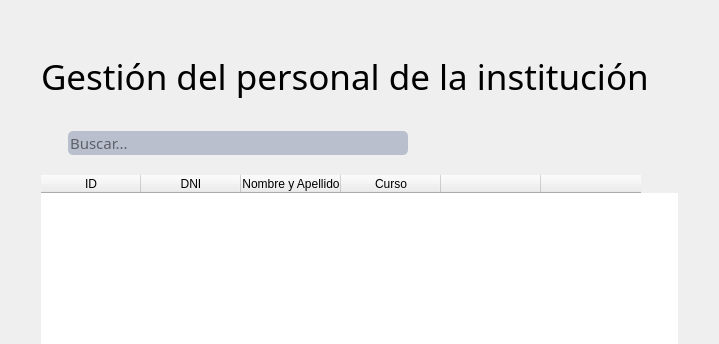
MaxAPBusiness/Blustock, file blustock/ui/screens_uis/otro_personal.ui: the form before one commit; both pictures show x 0 to 719 and y 0 to 344 of the 719 by 547 pixel window.
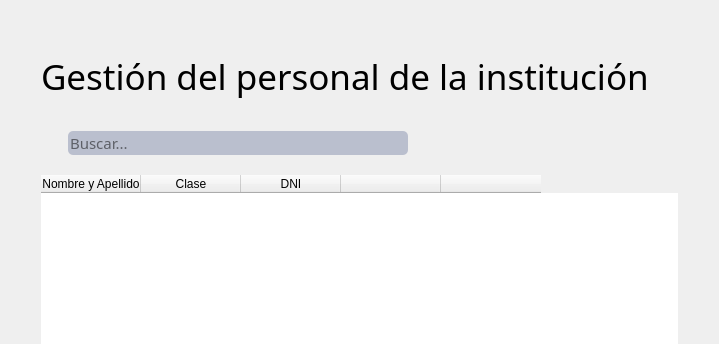
The form after the commit. Icons and pictures are not drawn.

```diff
--- a/blustock/ui/screens_uis/otro_personal.ui
+++ b/blustock/ui/screens_uis/otro_personal.ui
@@ -267,16 +267,6 @@
        <property name="sortingEnabled">
         <bool>true</bool>
        </property>
-       <column>
-        <property name="text">
-         <string>ID</string>
-        </property>
-       </column>
-       <column>
-        <property name="text">
-         <string>DNI</string>
-        </property>
-       </column>
        <column>
         <property name="text">
          <string>Nombre y Apellido</string>
@@ -284,7 +274,12 @@
        </column>
        <column>
         <property name="text">
-         <string>Curso</string>
+         <string>Clase</string>
+        </property>
+       </column>
+       <column>
+        <property name="text">
+         <string>DNI</string>
         </property>
        </column>
        <column>
```
Left out of the diff: 1 changed line with no effect on the pictures.
